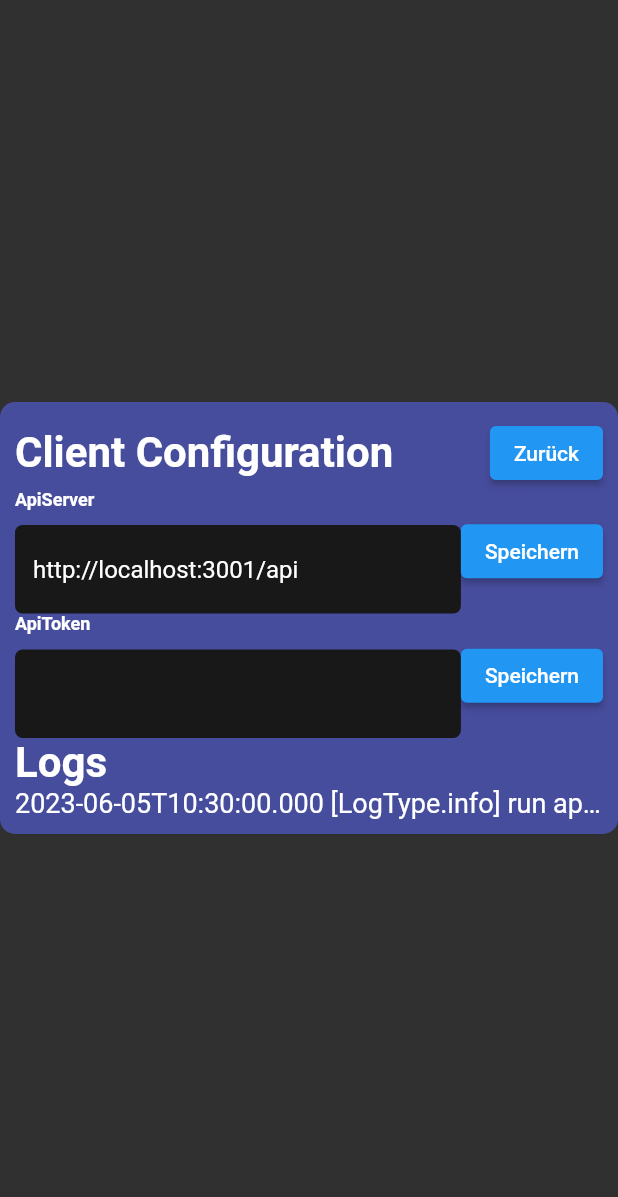
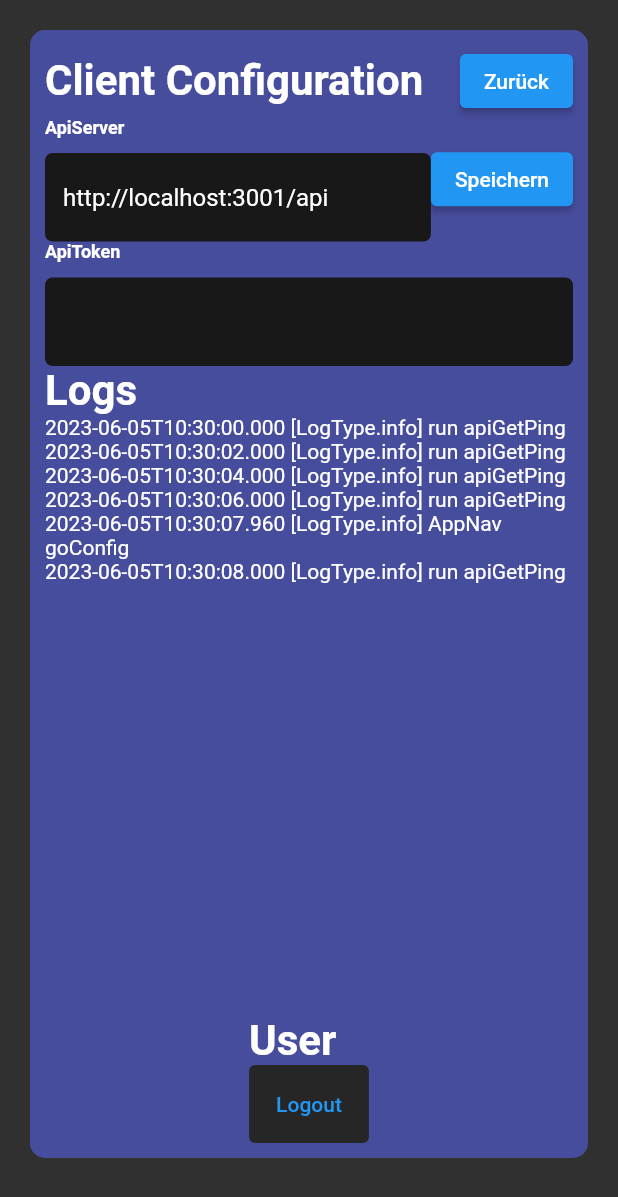
Before and after one commit to Kirari04/spacebar_client, a Flutter app: the screen it shows after launch, after a tap on an icon or button, on a phone screen of 412 x 824 dp. Shown: the top 1197 px of the screen. Run offline on Flutter 3.47's test engine with Material 2 defaults, Android fonts, the light colour scheme and no system bars; our stand-ins replace flutter_svg, shared_preferences; accounts and stored records are empty; network calls fail.

Commit message:
fixed firs login everything null

```diff
--- a/lib/data/auth_data.dart
+++ b/lib/data/auth_data.dart
@@ -1,6 +1,7 @@
 import 'dart:convert';
 
 import 'package:shared_preferences/shared_preferences.dart';
+import 'package:spacebar_client/models/app_state.dart';
 import 'package:spacebar_client/models/login.dart';
 
 class AuthData {
@@ -22,4 +23,38 @@ class AuthData {
     final prefs = await SharedPreferences.getInstance();
     return await prefs.remove("authSession");
   }
+
+  static logout(AppState appState) {
+    deleteSession().then((value) {
+      appState.setState!(() {
+        appState.userLoginSession = null;
+        appState.setUserAuthenticated(false);
+      });
+    });
+  }
+
+  static Future<LoginResponse> login(
+      AppState appState, LoginRes? session) async {
+    if (session == null) {
+      return LoginResponse(message: "session is null", success: false);
+    }
+    await AuthData.saveSession(session);
+    LoginRes? savedSession = await AuthData.getSession();
+
+    if (savedSession == null) {
+      return LoginResponse(message: "saved session is null", success: false);
+    }
+    appState.setState!(() {
+      appState.userLoginSession = savedSession;
+      appState.setUserAuthenticated(true);
+    });
+    return LoginResponse(message: "Success", success: true);
+  }
 }
+
+class LoginResponse {
+  final String message;
+  final bool success;
+
+  LoginResponse({required this.message, required this.success});
+}
--- a/lib/models/app_nav.dart
+++ b/lib/models/app_nav.dart
@@ -6,18 +6,21 @@ import '../pages/config.dart';
 @immutable
 class AppNav {
   static void goHome(AppState appState) {
+    appState.addLogs(LogType.info, "AppNav goHome");
     appState.setState!(() {
       appState.defaultLayoutPageState = 0;
     });
   }
 
   static void goMe(AppState appState) {
+    appState.addLogs(LogType.info, "AppNav goMe");
     appState.setState!(() {
       appState.defaultLayoutPageState = 1;
     });
   }
 
   static void goConfig(AppState appState, BuildContext context) {
+    appState.addLogs(LogType.info, "AppNav goConfig");
     Navigator.of(context).push(
       MaterialPageRoute(
         builder: (builder) => ConfigPage(appState: appState),
--- a/lib/models/app_state.dart
+++ b/lib/models/app_state.dart
@@ -19,7 +19,8 @@ class AppState {
 
   // CLIENT RELATED DATA
   String appName;
-  LogType logType = LogType.info;
+  LogType _logType = LogType.info;
+  bool _logStdOut = true;
 
   // USER RELATED STATE DATA
   String _logs = "";
@@ -63,14 +64,17 @@ class AppState {
   }
 
   void addLogs(LogType type, String logMessage) {
-    if (logType == LogType.info) {
-      _logs += "${DateTime.now().toIso8601String()} [$type] $logMessage\n";
-    } else if (logType == LogType.warning &&
-        (type == LogType.warning || type == LogType.error)) {
-      _logs += "${DateTime.now().toIso8601String()} [$type] $logMessage\n";
-    } else if (logType == LogType.error && type == LogType.error) {
-      _logs += "${DateTime.now().toIso8601String()} [$type] $logMessage\n";
-    }
+    print("${DateTime.now().toIso8601String()} [$type] $logMessage\n");
+    setState!(() {
+      if (_logType == LogType.info) {
+        _logs += "${DateTime.now().toIso8601String()} [$type] $logMessage\n";
+      } else if (_logType == LogType.warning &&
+          (type == LogType.warning || type == LogType.error)) {
+        _logs += "${DateTime.now().toIso8601String()} [$type] $logMessage\n";
+      } else if (_logType == LogType.error && type == LogType.error) {
+        _logs += "${DateTime.now().toIso8601String()} [$type] $logMessage\n";
+      }
+    });
   }
 
   String getLogs() {
@@ -79,6 +83,7 @@ class AppState {
 
   void setUserAuthenticated(bool value) {
     _userAuthenticated = value;
+    print("run setUserAuthenticated: ${userLoginSession?.token}");
     if (value == true) {
       apiGetUsersMe(this).then((value) {
         if (value.response != userMeData) {
--- a/lib/pages/config.dart
+++ b/lib/pages/config.dart
@@ -1,8 +1,8 @@
 // ignore_for_file: must_be_immutable
 
 import 'package:flutter/material.dart';
+import 'package:spacebar_client/components/button.dart';
 import 'package:spacebar_client/components/input.dart';
-import 'package:spacebar_client/components/p.dart';
 import 'package:spacebar_client/data/auth_data.dart';
 import 'package:spacebar_client/models/app_state.dart';
 import 'package:spacebar_client/models/colors.dart';
@@ -20,19 +20,28 @@ class ConfigPage extends StatefulWidget {
 
 class _ConfigPageState extends State<ConfigPage> {
   String apiEndpoint = "";
-  LoginRes? apiToken;
+  LoginRes? loginRes;
+  String logs = "";
   @override
-  Widget build(BuildContext context) {
+  void initState() {
+    super.initState();
+
     if (apiEndpoint == "") {
       apiEndpoint = widget.appState.apiEndpoint;
     }
-    if (apiToken != null) {
-      AuthData.getSession().then((value) => apiToken = value);
+    loginRes = widget.appState.userLoginSession;
+    logs = widget.appState.getLogs();
   }
+
+  @override
+  Widget build(BuildContext context) {
     return Scaffold(
       body: SizedBox(
         height: MediaQuery.of(context).size.height,
         width: MediaQuery.of(context).size.width,
+        child: SingleChildScrollView(
+          child: Padding(
+            padding: const EdgeInsets.all(20),
             child: Center(
               child: Container(
                 width: 500,
@@ -49,7 +58,8 @@ class _ConfigPageState extends State<ConfigPage> {
                       Flex(
                         direction: Axis.horizontal,
                         children: [
-                      const Expanded(child: H1(title: "Client Configuration")),
+                          const Expanded(
+                              child: H1(title: "Client Configuration")),
                           ElevatedButton(
                             onPressed: () {
                               Navigator.of(context).maybePop();
@@ -79,7 +89,7 @@ class _ConfigPageState extends State<ConfigPage> {
                           )
                         ],
                       ),
-                  apiToken == null
+                      loginRes == null
                           ? const SizedBox.shrink()
                           : Flex(
                               direction: Axis.horizontal,
@@ -87,20 +97,8 @@ class _ConfigPageState extends State<ConfigPage> {
                                 Expanded(
                                   child: Input(
                                       text: "ApiToken",
-                                  defaultValue: apiToken?.token,
-                                  onChange: (changes) {
-                                    apiToken?.token = changes;
-                                  }),
-                            ),
-                            ElevatedButton(
-                              onPressed: () {
-                                widget.appState.setState!(() {
-                                  if (apiToken != null) {
-                                    AuthData.saveSession(apiToken!);
-                                  }
-                                });
-                              },
-                              child: const Text("Speichern"),
+                                      defaultValue: loginRes?.token,
+                                      onChange: ((p0) {})),
                                 )
                               ],
                             ),
@@ -110,7 +108,29 @@ class _ConfigPageState extends State<ConfigPage> {
                         crossAxisAlignment: CrossAxisAlignment.start,
                         children: [
                           const H1(title: "Logs"),
-                      P(text: widget.appState.getLogs()),
+                          SizedBox(
+                            height: 400,
+                            child: SingleChildScrollView(
+                              child: Text(
+                                logs,
+                              ),
+                            ),
+                          ),
+                        ],
+                      ),
+                      Flex(
+                        direction: Axis.vertical,
+                        mainAxisAlignment: MainAxisAlignment.start,
+                        crossAxisAlignment: CrossAxisAlignment.start,
+                        children: [
+                          const H1(title: "User"),
+                          Button(
+                            text: "Logout",
+                            onPressed: () {
+                              AuthData.logout(widget.appState);
+                              Navigator.of(context).maybePop();
+                            },
+                          )
                         ],
                       )
                     ],
@@ -119,6 +139,8 @@ class _ConfigPageState extends State<ConfigPage> {
               ),
             ),
           ),
+        ),
+      ),
     );
   }
 }
```
Also changed, not shown: lib/pages/login.dart (+9 -14 lines). Lines whose indentation alone changed are shown as unchanged.
